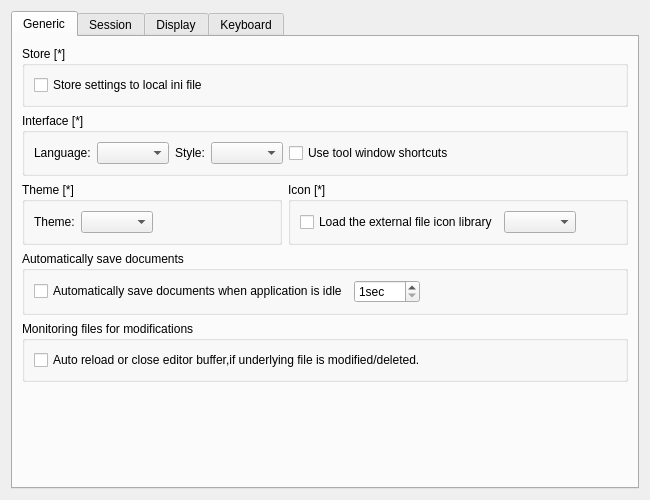
visualfc/liteide, file liteidex/src/liteapp/liteappoption.ui: the form before one commit.
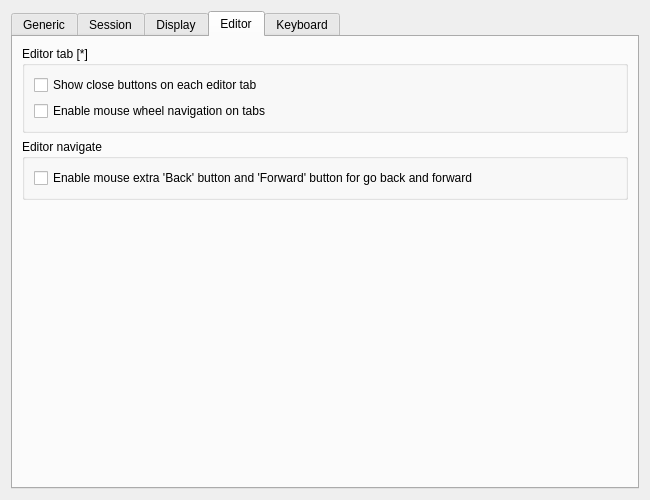
The form after the commit. The open tabs and pages were chosen to show the change.

Commit message: add extra mouse navagite go back and forward

What changed in the file:
```diff
--- a/liteidex/src/liteapp/liteappoption.ui
+++ b/liteidex/src/liteapp/liteappoption.ui
@@ -430,29 +430,6 @@
          </layout>
         </widget>
        </item>
-       <item>
-        <widget class="QGroupBox" name="groupBox_7">
-         <property name="title">
-          <string>Editor tab [*]</string>
-         </property>
-         <layout class="QVBoxLayout" name="verticalLayout_8">
-          <item>
-           <widget class="QCheckBox" name="editorTabsClosableCheckBox">
-            <property name="text">
-             <string>Show close buttons on each editor tab</string>
-            </property>
-           </widget>
-          </item>
-          <item>
-           <widget class="QCheckBox" name="editorTabsEnableWhellCheckBox">
-            <property name="text">
-             <string>Enable mouse wheel navigation on tabs</string>
-            </property>
-           </widget>
-          </item>
-         </layout>
-        </widget>
-       </item>
        <item>
         <widget class="QGroupBox" name="groupBox_9">
          <property name="title">
@@ -527,6 +504,65 @@
        </item>
       </layout>
      </widget>
+     <widget class="QWidget" name="tab_4">
+      <attribute name="title">
+       <string>Editor</string>
+      </attribute>
+      <layout class="QVBoxLayout" name="verticalLayout_9">
+       <item>
+        <widget class="QGroupBox" name="groupBox_7">
+         <property name="title">
+          <string>Editor tab [*]</string>
+         </property>
+         <layout class="QVBoxLayout" name="verticalLayout_8">
+          <item>
+           <widget class="QCheckBox" name="editorTabsClosableCheckBox">
+            <property name="text">
+             <string>Show close buttons on each editor tab</string>
+            </property>
+           </widget>
+          </item>
+          <item>
+           <widget class="QCheckBox" name="editorTabsEnableWhellCheckBox">
+            <property name="text">
+             <string>Enable mouse wheel navigation on tabs</string>
+            </property>
+           </widget>
+          </item>
+         </layout>
+        </widget>
+       </item>
+       <item>
+        <widget class="QGroupBox" name="groupBox_13">
+         <property name="title">
+          <string>Editor navigate</string>
+         </property>
+         <layout class="QHBoxLayout" name="horizontalLayout_12">
+          <item>
+           <widget class="QCheckBox" name="editorMouseExtNavigateCheckBox">
+            <property name="text">
+             <string>Enable mouse extra 'Back' button and 'Forward' button for go back and forward</string>
+            </property>
+           </widget>
+          </item>
+         </layout>
+        </widget>
+       </item>
+       <item>
+        <spacer name="verticalSpacer_2">
+         <property name="orientation">
+          <enum>Qt::Vertical</enum>
+         </property>
+         <property name="sizeHint" stdset="0">
+          <size>
+           <width>20</width>
+           <height>270</height>
+          </size>
+         </property>
+        </spacer>
+       </item>
+      </layout>
+     </widget>
      <widget class="QWidget" name="tab_2">
       <attribute name="title">
        <string>Keyboard</string>
```
The commit also changes 5 other files.
